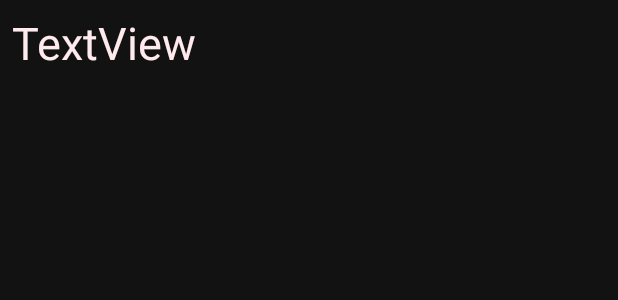
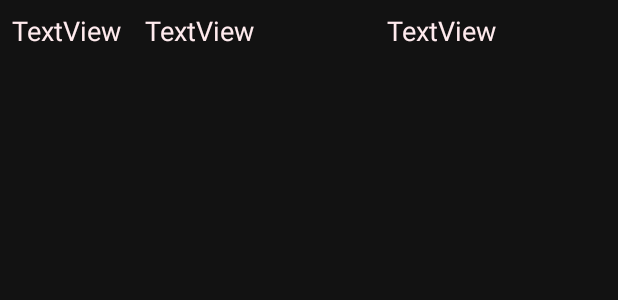
Before and after one commit to rumigor/WeatherForecast, an Android app: the layout cities_item.xml on its own in the app's theme, with its tools: preview values and no code run, on a phone screen of 412 x 824 dp. Shown: the top 300 px of the screen. Run offline under Robolectric (Android 15) with nearby library versions, the phone set to English and light mode, and no system bars.

```diff
--- a/app/src/main/AndroidManifest.xml
+++ b/app/src/main/AndroidManifest.xml
@@ -5,6 +5,7 @@
     <uses-permission android:name="android.permission.INTERNET" />
 
     <application
+        android:name=".roomDataBase.App"
         android:allowBackup="true"
         android:icon="@mipmap/ic_launcher"
         android:label="@string/app_name"
--- a/app/src/main/java/com/example/weatherforecast/CityAdapter.java
+++ b/app/src/main/java/com/example/weatherforecast/CityAdapter.java
@@ -9,10 +9,10 @@ import androidx.recyclerview.widget.RecyclerView;
 import java.util.List;
 
 public class CityAdapter extends RecyclerView.Adapter<CityHolder> {
-    private List<String> cities;
+    private List<CitiesList> cities;
     private OnCityClickListener onCityClickListener;
 
-    public void setCities(List<String> cities) {
+    public void setCities(List<CitiesList> cities) {
         this.cities = cities;
         notifyDataSetChanged();
     }
--- a/app/src/main/res/layout/cities_item.xml
+++ b/app/src/main/res/layout/cities_item.xml
@@ -1,5 +1,5 @@
 <?xml version="1.0" encoding="utf-8"?>
-<androidx.constraintlayout.widget.ConstraintLayout xmlns:android="http://schemas.android.com/apk/res/android"
+<LinearLayout xmlns:android="http://schemas.android.com/apk/res/android"
     xmlns:app="http://schemas.android.com/apk/res-auto"
     xmlns:tools="http://schemas.android.com/tools"
     android:layout_width="match_parent"
@@ -8,7 +8,7 @@
 
     <TextView
         android:id="@+id/cityName"
-        android:layout_width="0dp"
+        android:layout_width="wrap_content"
         android:layout_height="wrap_content"
         android:layout_marginStart="8dp"
         android:layout_marginTop="8dp"
@@ -16,10 +16,29 @@
         android:layout_marginBottom="8dp"
         android:text="TextView"
         android:textColor="#FFEBEE"
-        android:textSize="30sp"
-        app:layout_constraintBottom_toBottomOf="parent"
-        app:layout_constraintEnd_toEndOf="parent"
-        app:layout_constraintHorizontal_bias="0.0"
-        app:layout_constraintStart_toStartOf="parent"
-        app:layout_constraintTop_toTopOf="parent" />
-</androidx.constraintlayout.widget.ConstraintLayout>
+        android:textSize="18sp" />
+
+    <TextView
+        android:id="@+id/lastTemp"
+        android:layout_width="wrap_content"
+        android:layout_height="wrap_content"
+        android:layout_marginStart="8sp"
+        android:layout_marginTop="8sp"
+        android:layout_marginEnd="8sp"
+        android:layout_marginBottom="8sp"
+        android:layout_weight="1"
+        android:text="TextView"
+        android:textSize="18sp" />
+
+    <TextView
+        android:id="@+id/lastDate"
+        android:layout_width="wrap_content"
+        android:layout_height="wrap_content"
+        android:layout_marginStart="8sp"
+        android:layout_marginTop="8sp"
+        android:layout_marginEnd="8sp"
+        android:layout_marginBottom="8sp"
+        android:layout_weight="1"
+        android:text="TextView"
+        android:textSize="18sp" />
+</LinearLayout>
```
Also changed, not shown: app/src/main/java/com/example/weatherforecast/CitiesList.java (added, +31 -0 lines), app/src/main/java/com/example/weatherforecast/CityHolder.java (+9 -3 lines), app/src/main/java/com/example/weatherforecast/SearchHistory.java (+1 -7 lines), app/src/main/java/com/example/weatherforecast/StorySource.java (added, +48 -0 lines), app/src/main/java/com/example/weatherforecast/roomDataBase/App.java (added, +30 -0 lines), app/src/main/java/com/example/weatherforecast/roomDataBase/Entity.java (deleted, +0 -8 lines), app/src/main/java/com/example/weatherforecast/roomDataBase/Story.java (added, +25 -0 lines), app/src/main/java/com/example/weatherforecast/roomDataBase/StoryDao.java (added, +32 -0 lines), app/src/main/java/com/example/weatherforecast/roomDataBase/StoryDatabase.java (added, +9 -0 lines).
